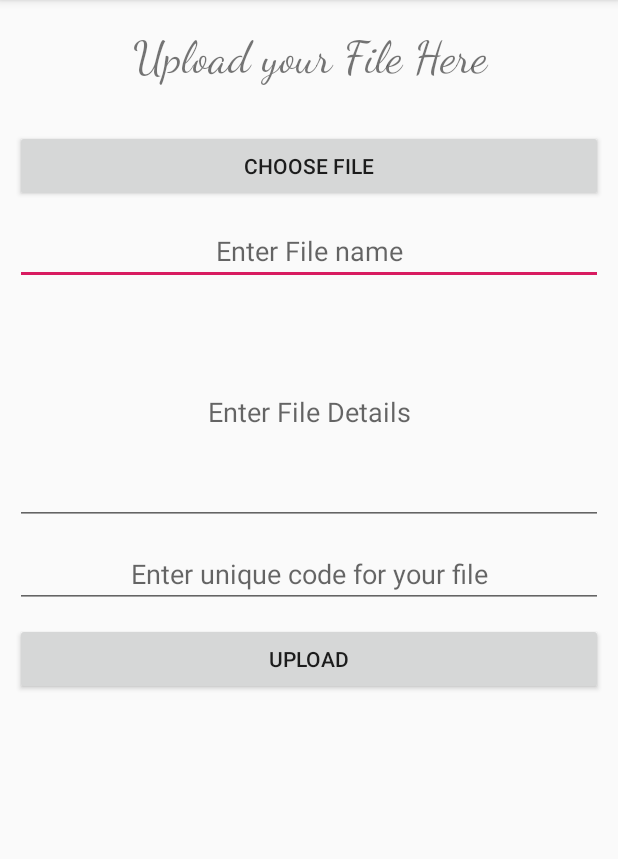
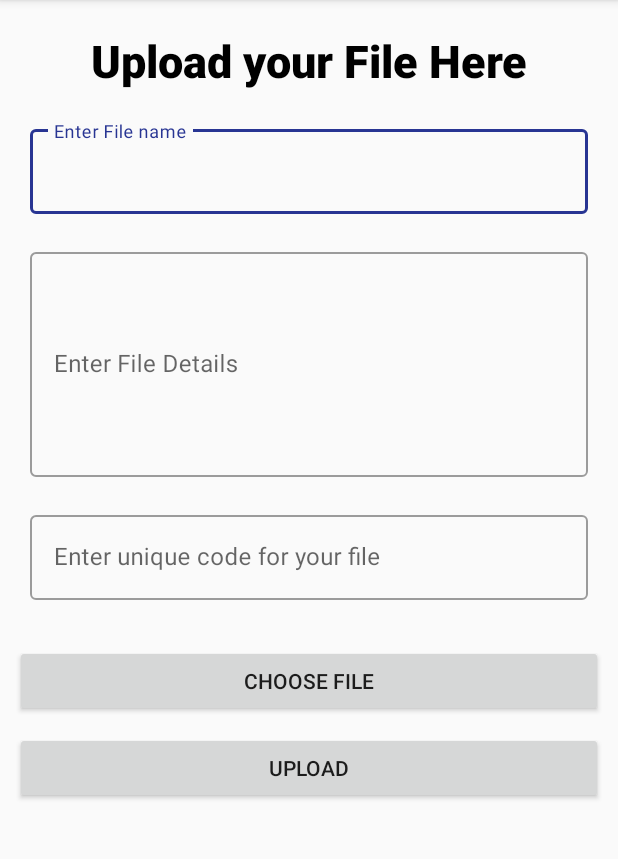
Before and after one commit to alucard-alexander/DigitalClass, an Android app: the FileUpload screen opened directly, with no data from a screen before it, on a phone screen of 412 x 824 dp, the part 84-943 px from its top. Run offline under Robolectric (Android 15) with nearby library versions, the phone set to English and light mode, and no system bars; our stand-ins replace Firebase (no records; nobody signed in at launch, a user with empty details on screens opened directly).

```diff
--- a/app/src/main/java/com/example/digitalclass/LoginPage.java
+++ b/app/src/main/java/com/example/digitalclass/LoginPage.java
@@ -143,4 +143,9 @@ public class LoginPage extends AppCompatActivity {
                 });
 
     }
+
+    public void forgotPassword(View view) {
+        Intent i = new Intent(this,forgotPassword.class);
+        startActivity(i);
+    }
 }
--- a/app/src/main/java/com/example/digitalclass/RegistrationPage.java
+++ b/app/src/main/java/com/example/digitalclass/RegistrationPage.java
@@ -120,7 +120,7 @@ public class RegistrationPage extends AppCompatActivity {
                             uploadData(FirebaseAuth.getInstance().getCurrentUser().getUid());
                         } else {
                             // If sign in fails, display a message to the user.
-                            Toast.makeText(RegistrationPage.this, "Authentication failed.", Toast.LENGTH_SHORT).show();
+                            Toast.makeText(RegistrationPage.this, "Email already exists.", Toast.LENGTH_SHORT).show();
                             progressDialog.hide();
                         }
                     }
--- a/app/src/main/res/layout/activity_file_upload.xml
+++ b/app/src/main/res/layout/activity_file_upload.xml
@@ -20,8 +20,8 @@
         <LinearLayout
             android:layout_width="match_parent"
             android:layout_height="wrap_content"
+            android:gravity="center"
             android:orientation="vertical"
-            android:gravity="center"
             android:textAlignment="center">
 
             <TextView
@@ -29,10 +29,68 @@
                 android:layout_width="match_parent"
                 android:layout_height="wrap_content"
                 android:layout_margin="20dp"
-                android:fontFamily="cursive"
+                android:fontFamily="sans-serif-medium"
                 android:text="Upload your File Here"
                 android:textAlignment="center"
-                android:textSize="30sp" />
+                android:textColor="@android:color/background_dark"
+                android:textSize="30sp"
+                android:textStyle="bold" />
+
+            <com.google.android.material.textfield.TextInputLayout
+
+                style="@style/Widget.MaterialComponents.TextInputLayout.OutlinedBox"
+                android:layout_width="match_parent"
+                android:layout_height="match_parent"
+                android:layout_marginLeft="20dp"
+                android:layout_marginRight="20dp"
+                android:layout_marginBottom="20dp">
+
+                <EditText
+                    android:id="@+id/editText10"
+                    android:layout_width="match_parent"
+                    android:layout_height="wrap_content"
+                    android:ems="10"
+                    android:hint="@string/fileNameNotUnique"
+                    android:inputType="textPersonName" />
+            </com.google.android.material.textfield.TextInputLayout>
+
+            <com.google.android.material.textfield.TextInputLayout
+
+                style="@style/Widget.MaterialComponents.TextInputLayout.OutlinedBox"
+                android:layout_width="match_parent"
+                android:layout_height="match_parent"
+                android:layout_marginLeft="20dp"
+                android:layout_marginRight="20dp"
+                android:layout_marginBottom="20dp">
+
+                <EditText
+                    android:id="@+id/editText11"
+                    android:layout_width="match_parent"
+                    android:layout_height="150dp"
+                    android:ems="10"
+                    android:hint="@string/fileDescription"
+                    android:inputType="textPersonName" />
+
+            </com.google.android.material.textfield.TextInputLayout>
+
+            <com.google.android.material.textfield.TextInputLayout
+
+                style="@style/Widget.MaterialComponents.TextInputLayout.OutlinedBox"
+                android:layout_width="match_parent"
+                android:layout_height="match_parent"
+                android:layout_marginLeft="20dp"
+                android:layout_marginRight="20dp"
+                android:layout_marginBottom="20dp">
+
+                <EditText
+                    android:id="@+id/editText7"
+                    android:layout_width="match_parent"
+                    android:layout_height="wrap_content"
+                    android:ems="10"
+                    android:hint="@string/fileName"
+                    android:inputType="textPersonName" />
+
+            </com.google.android.material.textfield.TextInputLayout>
 
             <Button
                 android:id="@+id/button5"
@@ -44,45 +102,6 @@
                 android:layout_marginBottom="0dp"
                 android:onClick="chooseFile"
                 android:text="Choose File"
-                android:textAlignment="center" />
-
-            <EditText
-                android:id="@+id/editText10"
-                android:layout_width="match_parent"
-                android:layout_height="wrap_content"
-                android:layout_marginLeft="10dp"
-                android:layout_marginTop="10dp"
-                android:layout_marginRight="10dp"
-                android:layout_marginBottom="0dp"
-                android:ems="10"
-                android:hint="@string/fileNameNotUnique"
-                android:inputType="textPersonName"
-                android:textAlignment="center" />
-
-            <EditText
-                android:id="@+id/editText11"
-                android:layout_width="match_parent"
-                android:layout_height="150dp"
-                android:layout_marginLeft="10dp"
-                android:layout_marginTop="10dp"
-                android:layout_marginRight="10dp"
-                android:layout_marginBottom="0dp"
-                android:ems="10"
-                android:hint="@string/fileDescription"
-                android:inputType="textPersonName"
-                android:textAlignment="center" />
-
-            <EditText
-                android:id="@+id/editText7"
-                android:layout_width="match_parent"
-                android:layout_height="wrap_content"
-                android:layout_marginLeft="10dp"
-                android:layout_marginTop="10dp"
-                android:layout_marginRight="10dp"
-                android:layout_marginBottom="0dp"
-                android:ems="10"
-                android:hint="@string/fileName"
-                android:inputType="textPersonName"
                 android:textAlignment="center" />
 
             <Button
--- a/app/src/main/res/layout/activity_pdfreadings.xml
+++ b/app/src/main/res/layout/activity_pdfreadings.xml
@@ -28,13 +28,13 @@
                 android:id="@+id/textView"
                 android:layout_width="match_parent"
                 android:layout_height="73dp"
-                android:fontFamily="sans-serif-thin"
                 android:gravity="center"
                 android:text="Open  PDF"
                 android:textAlignment="center"
+                android:fontFamily="sans-serif-medium"
                 android:textColor="@android:color/background_dark"
-                android:textSize="24sp"
-                android:textStyle="bold" />
+                android:textSize="32dp"
+                android:textStyle="bold"/>
 
             <LinearLayout
                 android:layout_width="match_parent"
--- a/app/src/main/res/layout/activity_registration_page.xml
+++ b/app/src/main/res/layout/activity_registration_page.xml
@@ -31,9 +31,13 @@
                 android:layout_marginRight="20dp"
                 android:layout_marginBottom="20dp"
                 android:text="@string/Registration"
+                android:fontFamily="sans-serif-medium"
+                android:textColor="@android:color/background_dark"
+                android:textSize="32dp"
+                android:textStyle="bold"
                 android:textAlignment="center"
 
-                android:textSize="32dp" />
+                />
 
             <com.google.android.material.textfield.TextInputLayout
 
```
Also changed, not shown: app/src/main/AndroidManifest.xml (+8 -18 lines), app/src/main/java/com/example/digitalclass/forgotPassword.java (added, +65 -0 lines), app/src/main/res/layout/activity_forgot_password.xml (added, +64 -0 lines), app/src/main/res/layout/activity_login_page.xml (+33 -15 lines), app/src/main/res/layout/activity_main.xml (+34 -3 lines).
